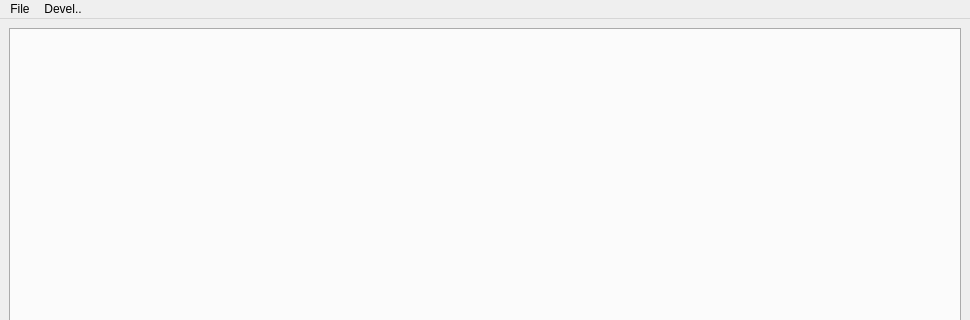
First picture: the form in ui/aradomain.ui, repository berndhs/arado, before the edit; both pictures show x 0 to 970 and y 0 to 320 of the 970 by 605 pixel window.
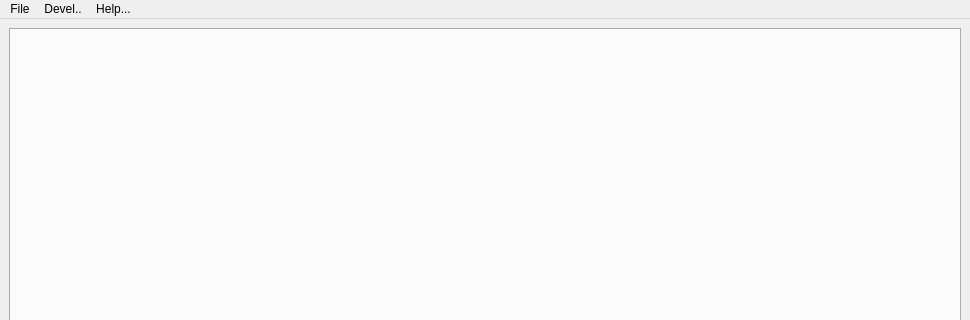
Second picture: the form after the edit.

```diff
--- a/ui/aradomain.ui
+++ b/ui/aradomain.ui
@@ -44,8 +44,15 @@
     </property>
     <addaction name="actionFileComm"/>
    </widget>
+   <widget class="QMenu" name="menuHelp">
+    <property name="title">
+     <string>Help...</string>
+    </property>
+    <addaction name="actionAbout"/>
+   </widget>
    <addaction name="menuFile"/>
    <addaction name="menuDevel"/>
+   <addaction name="menuHelp"/>
   </widget>
   <widget class="QStatusBar" name="statusbar"/>
   <action name="actionExit">
```
Left out of the diff: 10 changed lines with no effect on the pictures.
